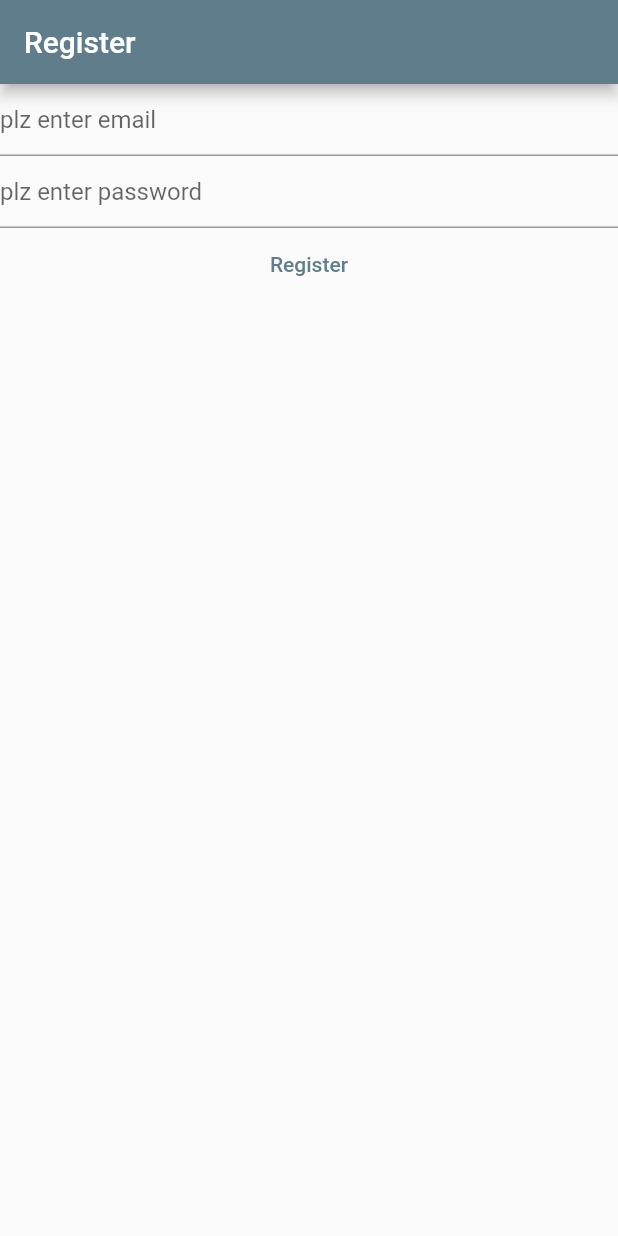
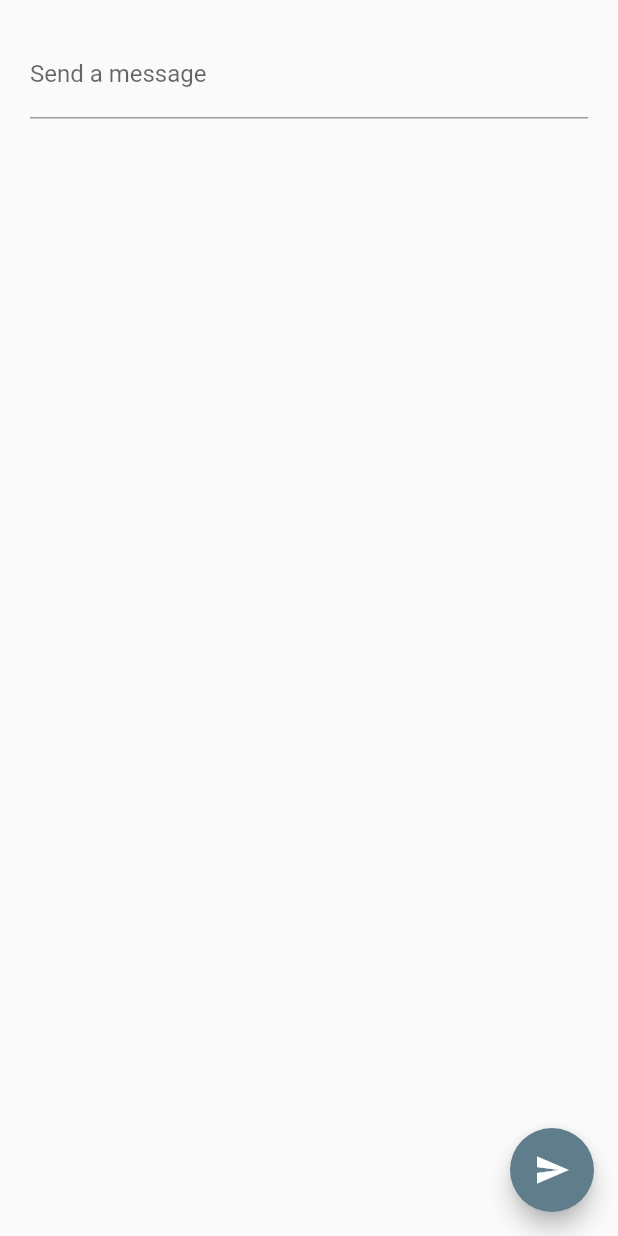
Before and after one commit to mb-ftme/flutter_fileUploading_with-Captcha-jwt-, a Flutter app: the RegisterView screen opened directly, on a phone screen of 412 x 824 dp. Run offline on Flutter 3.47's test engine with Material 2 defaults, Android fonts, the phone set to English and light mode, and no system bars; our stand-ins replace dio, file_picker; missing offline and left inert: dart:html, local_captcha.

Commit message:
view of socket

```diff
--- a/lib/profile/view/register-view.dart
+++ b/lib/profile/view/register-view.dart
@@ -1,93 +1,175 @@
-import 'dart:convert';
+// import 'dart:convert';
+
+// import 'package:flutter/material.dart';
+// import 'package:http/http.dart' as http;
+
+// class RegisterView extends StatefulWidget {
+//   const RegisterView({Key? key}) : super(key: key);
+
+//   @override
+//   State<RegisterView> createState() => _RegisterViewState();
+// }
+
+// class _RegisterViewState extends State<RegisterView> {
+//   late final TextEditingController _email;
+//   late final TextEditingController _password;
+
+//   @override
+//   void initState() {
+//     _email = TextEditingController();
+//     _password = TextEditingController();
+
+//     super.initState();
+//   }
+
+//   @override
+//   void dispose() {
+//     _email.dispose();
+//     _password.dispose();
+//     super.dispose();
+//   }
+
+//   void register({String? password, String? userName}) async {
+//     http.Response res = await http.post(
+//       Uri.parse('http://localhost:8080/api/v1/auth/register'),
+//       headers: <String, String>{
+//         'Content-Type': 'application/json; charset=UTF-8',
+//       },
+//       body: jsonEncode(<String?, String?>{
+//         'userName': userName,
+//         'password': password,
+//       }),
+//     );
+//     print(res);
+//     print(jsonDecode(res.body));
+//   }
+
+//   // void senddataforregister() async {
+//   //   print("function is ok");
+//   //   http.Response res = await http.post(
+//   //     Uri.parse('https://jsonplaceholder.typicode.com/albums'),
+//   //     headers: <String, String>{
+//   //       'Content-Type': 'application/json; charset=UTF-8',
+//   //     },
+//   //     body: jsonEncode(<String, String>{
+//   //       'title': 'aut',
+//   //     }),
+//   //   );
+//   //   print(res);
+//   //   print(jsonDecode(res.body));
+//   // }
+
+//   @override
+//   Widget build(BuildContext context) {
+//     return Scaffold(
+//       appBar: AppBar(
+//         title: const Text('Register'),
+//       ),
+//       body: Column(children: [
+//         TextField(
+//           controller: _email,
+//           decoration: const InputDecoration(hintText: 'plz enter email'),
+//         ),
+//         TextField(
+//           controller: _password,
+//           obscureText: true,
+//           enableSuggestions: false,
+//           autocorrect: false,
+//           keyboardType: TextInputType.emailAddress,
+//           decoration: const InputDecoration(hintText: 'plz enter password'),
+//         ),
+//         TextButton(
+//           onPressed: () async {
+//             final email = _email.text;
+//             final password = _password.text;
+//             print(email + password);
+//             register(password: password, userName: email);
+//           },
+//           child: const Text('Register'),
+//         ),
+//       ]),
+//     );
+//   }
+// }
 
 import 'package:flutter/material.dart';
-import 'package:http/http.dart' as http;
+import 'package:web_socket_channel/web_socket_channel.dart';
+
+// void main() => runApp(const RegisterView());
+
+// class RegisterView extends StatelessWidget {
+//   const RegisterView({super.key});
+
+//   @override
+//   Widget build(BuildContext context) {
+//     const title = 'WebSocket Demo';
+//     return const MaterialApp(
+//       title: title,
+//       home: MyHomePage(
+//         title: title,
+//       ),
+//     );
+//   }
+// }
 
 class RegisterView extends StatefulWidget {
-  const RegisterView({Key? key}) : super(key: key);
+  const RegisterView({
+    super.key,
+  });
 
   @override
-  State<RegisterView> createState() => _RegisterViewState();
+  State<RegisterView> createState() => _MyHomePageState();
 }
 
-class _RegisterViewState extends State<RegisterView> {
-  late final TextEditingController _email;
-  late final TextEditingController _password;
+class _MyHomePageState extends State<RegisterView> {
+  final TextEditingController _controller = TextEditingController();
+  final _channel = WebSocketChannel.connect(
+    Uri.parse('http://localhost:8080/ws'),
+  );
+  var topic = "/topic/greetings";
 
   @override
-  void initState() {
-    _email = TextEditingController();
-    _password = TextEditingController();
+  Widget build(BuildContext context) {
+    return Scaffold(
+      body: Padding(
+        padding: const EdgeInsets.all(20.0),
+        child: Column(
+          crossAxisAlignment: CrossAxisAlignment.start,
+          children: [
+            Form(
+              child: TextFormField(
+                controller: _controller,
+                decoration: const InputDecoration(labelText: 'Send a message'),
+              ),
+            ),
+            const SizedBox(height: 24),
+            StreamBuilder(
+              stream: _channel.stream,
+              builder: (context, snapshot) {
+                return Text(snapshot.hasData ? '${snapshot.data}' : '');
+              },
+            )
+          ],
+        ),
+      ),
+      floatingActionButton: FloatingActionButton(
+        onPressed: _sendMessage,
+        tooltip: 'Send message',
+        child: const Icon(Icons.send),
+      ), // This trailing comma makes auto-formatting nicer for build methods.
+    );
+  }
 
-    super.initState();
+  void _sendMessage() {
+    if (_controller.text.isNotEmpty) {
+      _channel.sink.add(_controller.text);
+    }
   }
 
   @override
   void dispose() {
-    _email.dispose();
-    _password.dispose();
+    _channel.sink.close();
+    _controller.dispose();
     super.dispose();
   }
-
-  void register({String? password, String? userName}) async {
-    http.Response res = await http.post(
-      Uri.parse('http://localhost:8080/api/v1/auth/register'),
-      headers: <String, String>{
-        'Content-Type': 'application/json; charset=UTF-8',
-      },
-      body: jsonEncode(<String?, String?>{
-        'userName': userName,
-        'password': password,
-      }),
-    );
-    print(res);
-    print(jsonDecode(res.body));
-  }
-
-  // void senddataforregister() async {
-  //   print("function is ok");
-  //   http.Response res = await http.post(
-  //     Uri.parse('https://jsonplaceholder.typicode.com/albums'),
-  //     headers: <String, String>{
-  //       'Content-Type': 'application/json; charset=UTF-8',
-  //     },
-  //     body: jsonEncode(<String, String>{
-  //       'title': 'aut',
-  //     }),
-  //   );
-  //   print(res);
-  //   print(jsonDecode(res.body));
-  // }
-
-  @override
-  Widget build(BuildContext context) {
-    return Scaffold(
-      appBar: AppBar(
-        title: const Text('Register'),
-      ),
-      body: Column(children: [
-        TextField(
-          controller: _email,
-          decoration: const InputDecoration(hintText: 'plz enter email'),
-        ),
-        TextField(
-          controller: _password,
-          obscureText: true,
-          enableSuggestions: false,
-          autocorrect: false,
-          keyboardType: TextInputType.emailAddress,
-          decoration: const InputDecoration(hintText: 'plz enter password'),
-        ),
-        TextButton(
-          onPressed: () async {
-            final email = _email.text;
-            final password = _password.text;
-            print(email + password);
-            register(password: password, userName: email);
-          },
-          child: const Text('Register'),
-        ),
-      ]),
-    );
-  }
 }
--- a/pubspec.yaml
+++ b/pubspec.yaml
@@ -37,6 +37,8 @@ dependencies:
   file_picker: ^4.6.1
   dio: ^4.0.6
   local_captcha: ^1.0.1
+  web_socket_channel: ^2.3.0
+  stomp_dart_client: ^0.4.4
 
 dev_dependencies:
   flutter_test:
```
Also changed, not shown: pubspec.lock.
